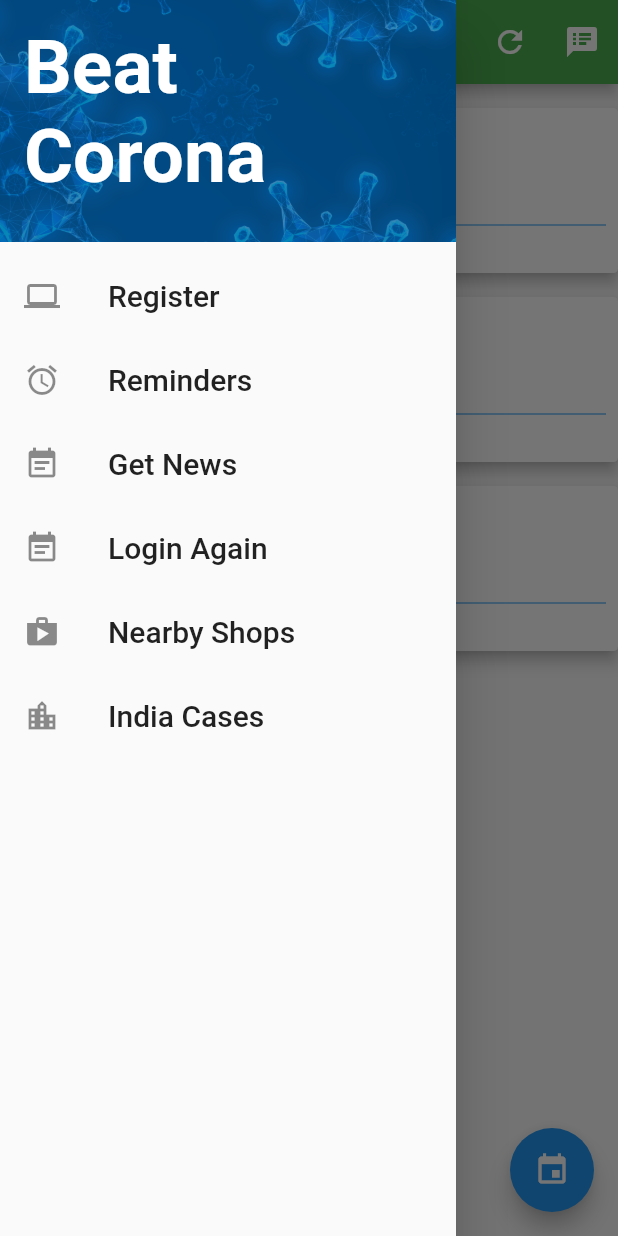
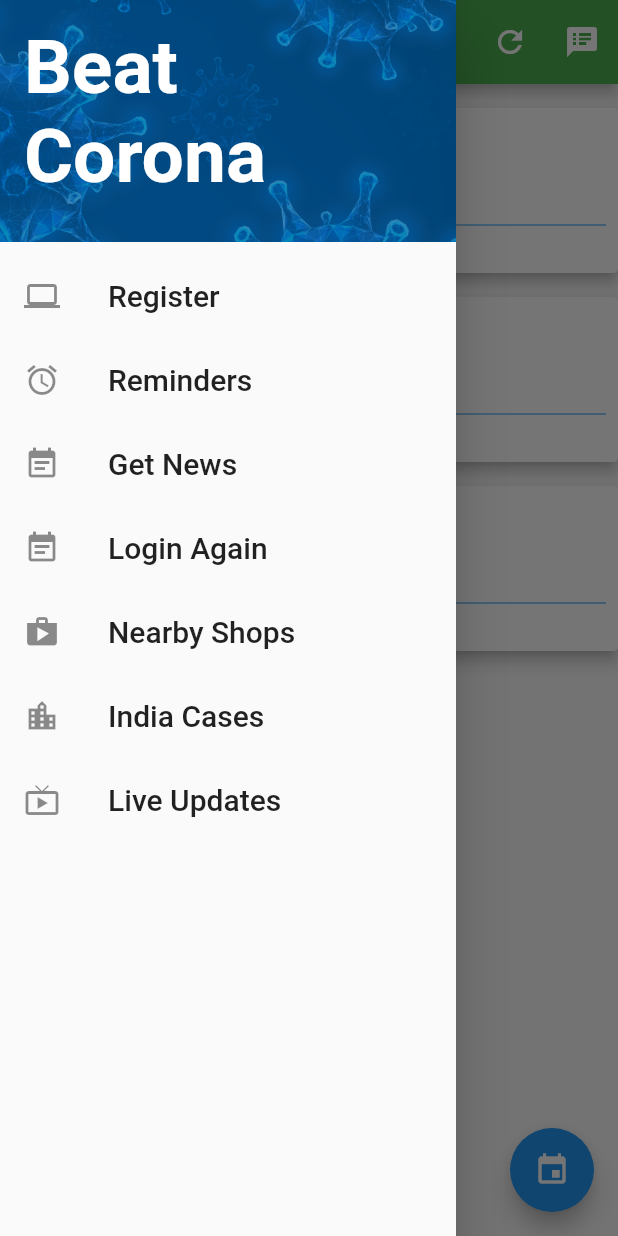
Before and after one commit to lakshygupta/BeatCorona-HackOn, a Flutter app: the screen it shows after launch, with the side drawer open, on a phone screen of 412 x 824 dp. Run offline on Flutter 3.47's test engine with Material 2 defaults, Android fonts, the phone set to English and light mode, and no system bars; our stand-ins replace firebase_auth, webview_flutter; missing offline and left inert: flutter_webview_plugin; accounts and stored records are empty.

Commit message:
live updates added

```diff
--- a/lib/main.dart
+++ b/lib/main.dart
@@ -5,6 +5,7 @@ import 'newsfeeds.dart';
 import 'Register.dart';
 import 'homepage.dart';
 import 'count.dart';
+import 'live_updates.dart';
 void main() {
   runApp(MaterialApp(
     home: Need(),
@@ -222,6 +223,23 @@ class Need extends StatelessWidget {
                           new UserList()));
                 },
               ),
+              ListTile(
+                leading:Icon(Icons.live_tv) ,
+                title: Text('Live Updates',
+                  style: TextStyle(
+                    fontSize: 20,
+                  ),),
+                onTap: () {
+                  // Update the state of the app.
+                  // ...
+
+                  Navigator.of(context).push(MaterialPageRoute(
+        builder: (BuildContext context) => MyWebView(
+              title: "Live Updates",
+              selectedUrl: "https://linkpe.in/",
+            )));
+                },
+              ),
           ],
         ),
       ),
--- a/pubspec.yaml
+++ b/pubspec.yaml
@@ -11,6 +11,7 @@ dependencies:
   http: ^0.12.0+4
   flutter_webview_plugin: ^0.3.10+1
   firebase_auth: ^0.16.0
+  webview_flutter: ^0.3.14+1
 
 dev_dependencies:
   flutter_test:
```
Also changed, not shown: lib/live_updates.dart (added, +32 -0 lines).
